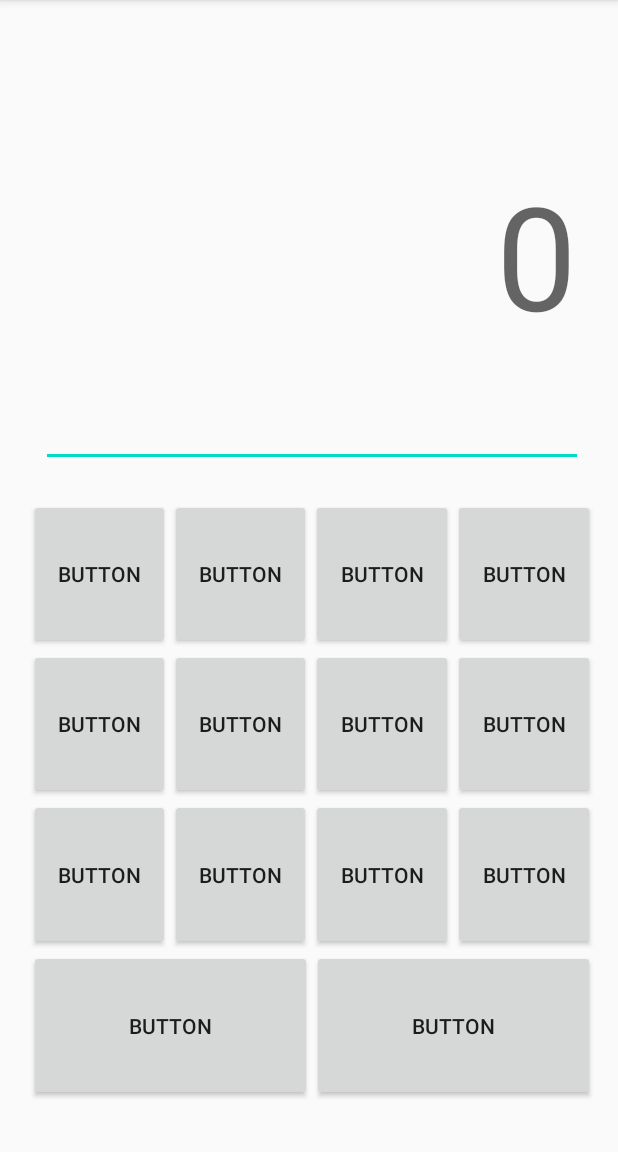
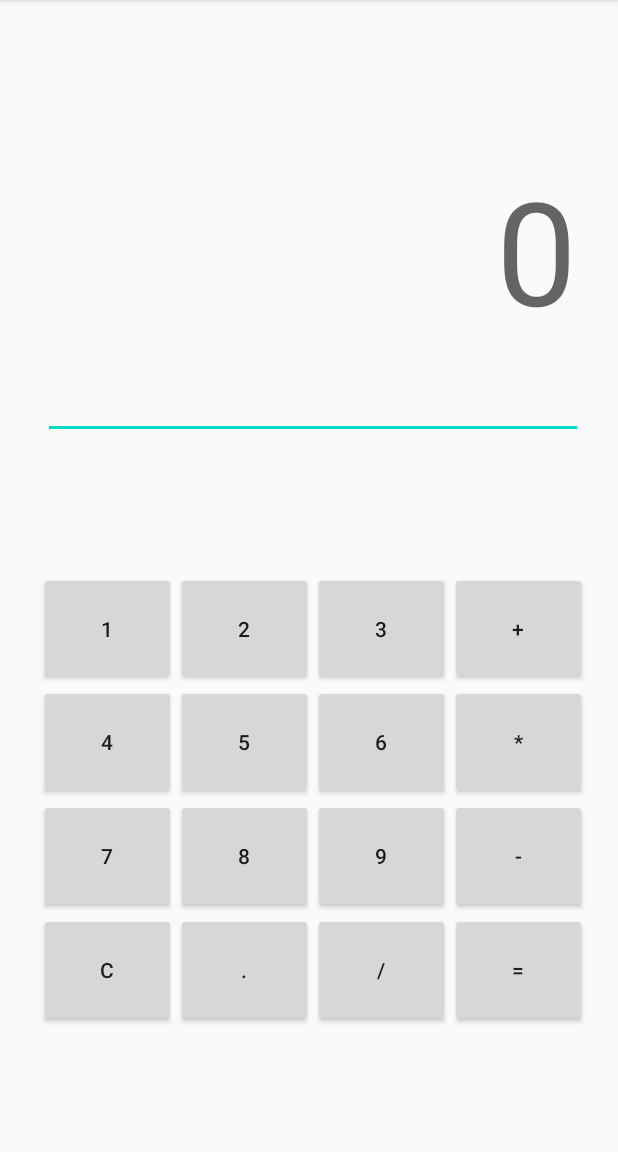
Before and after one commit to Dreufter/MobileApps, an Android app: the screen it shows after launch (MainActivity), on a phone screen of 412 x 824 dp, the part 84-1236 px from its top. Run offline under Robolectric (Android 15) with nearby library versions, the phone set to English and light mode, and no system bars; libraries missing offline, so code that uses them is left out: com.udojava.evalex.

Commit message:
#update adde buttons functions, an evaluation library and readjusted buttons again

```diff
--- a/Calculator/app/build.gradle
+++ b/Calculator/app/build.gradle
@@ -32,6 +32,7 @@ dependencies {
 
     implementation 'com.android.support:appcompat-v7:28.0.0'
     implementation 'com.android.support.constraint:constraint-layout:2.0.4'
+    implementation 'com.udojava:EvalEx:2.7'
     testImplementation 'junit:junit:4.13.2'
     androidTestImplementation 'com.android.support.test:runner:1.0.2'
     androidTestImplementation 'com.android.support.test.espresso:espresso-core:3.0.2'
--- a/Calculator/app/src/main/res/layout/activity_main.xml
+++ b/Calculator/app/src/main/res/layout/activity_main.xml
@@ -8,8 +8,8 @@
 
     <TableLayout
         android:id="@+id/tableLayout"
-        android:layout_width="377dp"
-        android:layout_height="401dp"
+        android:layout_width="365dp"
+        android:layout_height="303dp"
         android:layout_marginTop="314dp"
         android:layout_marginBottom="16dp"
         app:layout_constraintBottom_toBottomOf="parent"
@@ -28,123 +28,153 @@
                 android:layout_width="wrap_content"
                 android:layout_height="match_parent"
                 android:layout_weight="1"
-                android:text="Button" />
+                android:onClick="onClick"
+                android:text="1" />
 
             <Button
                 android:id="@+id/button2"
                 android:layout_width="wrap_content"
                 android:layout_height="match_parent"
                 android:layout_weight="1"
-                android:text="Button" />
+                android:onClick="onClick"
+                android:text="2" />
 
             <Button
                 android:id="@+id/button3"
                 android:layout_width="wrap_content"
                 android:layout_height="match_parent"
                 android:layout_weight="1"
-                android:text="Button" />
+                android:onClick="onClick"
+                android:text="3" />
 
             <Button
                 android:id="@+id/button4"
                 android:layout_width="wrap_content"
                 android:layout_height="match_parent"
                 android:layout_weight="1"
-                android:text="Button" />
+                android:onClick="onClick"
+                android:text="+" />
         </TableRow>
 
         <TableRow
             android:layout_width="match_parent"
             android:layout_height="match_parent"
-            android:layout_weight="1" >
+            android:layout_weight="1">
 
             <Button
                 android:id="@+id/button5"
                 android:layout_width="wrap_content"
                 android:layout_height="match_parent"
                 android:layout_weight="1"
-                android:text="Button" />
+                android:onClick="onClick"
+                android:text="4" />
 
             <Button
                 android:id="@+id/button6"
                 android:layout_width="wrap_content"
                 android:layout_height="match_parent"
                 android:layout_weight="1"
-                android:text="Button" />
+                android:onClick="onClick"
+                android:text="5" />
 
             <Button
                 android:id="@+id/button7"
                 android:layout_width="wrap_content"
                 android:layout_height="match_parent"
                 android:layout_weight="1"
-                android:text="Button" />
+                android:onClick="onClick"
+                android:text="6" />
 
             <Button
                 android:id="@+id/button8"
                 android:layout_width="wrap_content"
                 android:layout_height="match_parent"
                 android:layout_weight="1"
-                android:text="Button" />
+                android:onClick="onClick"
+                android:text="*" />
         </TableRow>
 
         <TableRow
             android:layout_width="match_parent"
             android:layout_height="match_parent"
-            android:layout_weight="1" >
+            android:layout_weight="1">
 
             <Button
                 android:id="@+id/button9"
                 android:layout_width="wrap_content"
                 android:layout_height="match_parent"
                 android:layout_weight="1"
-                android:text="Button" />
+                android:onClick="onClick"
+                android:text="7" />
 
             <Button
                 android:id="@+id/button10"
                 android:layout_width="wrap_content"
                 android:layout_height="match_parent"
                 android:layout_weight="1"
-                android:text="Button" />
+                android:onClick="onClick"
+                android:text="8" />
 
             <Button
                 android:id="@+id/button11"
                 android:layout_width="wrap_content"
                 android:layout_height="match_parent"
                 android:layout_weight="1"
-                android:text="Button" />
+                android:onClick="onClick"
+                android:text="9" />
 
             <Button
                 android:id="@+id/button12"
                 android:layout_width="wrap_content"
                 android:layout_height="match_parent"
                 android:layout_weight="1"
-                android:text="Button" />
+                android:onClick="onClick"
+                android:text="-" />
         </TableRow>
 
         <TableRow
             android:layout_width="match_parent"
             android:layout_height="match_parent"
-            android:layout_weight="1" >
+            android:layout_weight="1">
 
             <Button
                 android:id="@+id/button13"
                 android:layout_width="wrap_content"
                 android:layout_height="match_parent"
                 android:layout_weight="1"
-                android:text="Button" />
+                android:onClick="onClick"
+                android:text="C" />
 
             <Button
                 android:id="@+id/button14"
                 android:layout_width="wrap_content"
                 android:layout_height="match_parent"
                 android:layout_weight="1"
-                android:text="Button" />
+                android:onClick="onClick"
+                android:text="." />
+
+            <Button
+                android:id="@+id/button15"
+                android:layout_width="wrap_content"
+                android:layout_height="match_parent"
+                android:layout_weight="1"
+                android:onClick="onClick"
+                android:text="/" />
+
+            <Button
+                android:id="@+id/button16"
+                android:layout_width="wrap_content"
+                android:layout_height="match_parent"
+                android:layout_weight="1"
+                android:onClick="onClick"
+                android:text="=" />
         </TableRow>
     </TableLayout>
 
     <EditText
         android:id="@+id/etVisor"
-        android:layout_width="0dp"
-        android:layout_height="0dp"
+        android:layout_width="360dp"
+        android:layout_height="251dp"
         android:layout_marginStart="27dp"
         android:layout_marginTop="29dp"
         android:layout_marginEnd="23dp"
@@ -156,6 +186,8 @@
         android:textSize="96sp"
         app:layout_constraintBottom_toTopOf="@+id/tableLayout"
         app:layout_constraintEnd_toEndOf="parent"
+        app:layout_constraintHorizontal_bias="1.0"
         app:layout_constraintStart_toStartOf="parent"
-        app:layout_constraintTop_toTopOf="parent" />
+        app:layout_constraintTop_toTopOf="parent"
+        app:layout_constraintVertical_bias="0.149" />
 </android.support.constraint.ConstraintLayout>
```
Also changed, not shown: Calculator/app/src/main/java/hl/t1/ejemplo05/MainActivity.java (+97 -2 lines).
